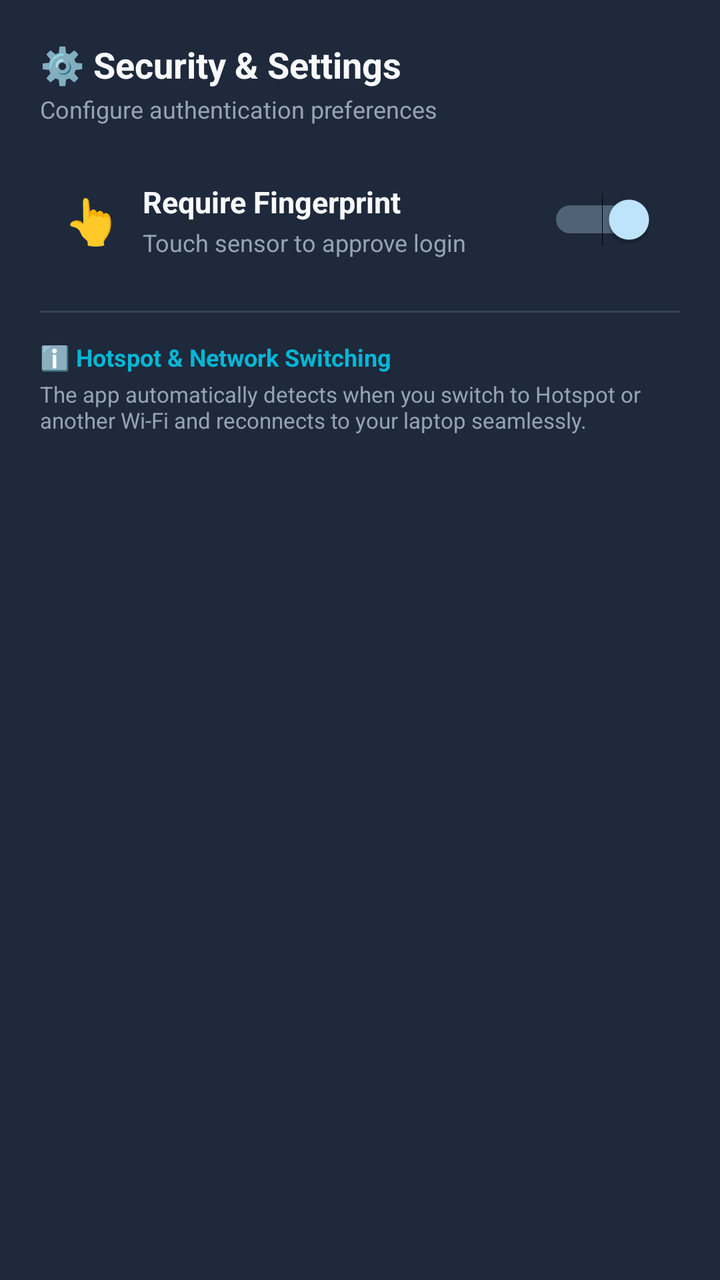
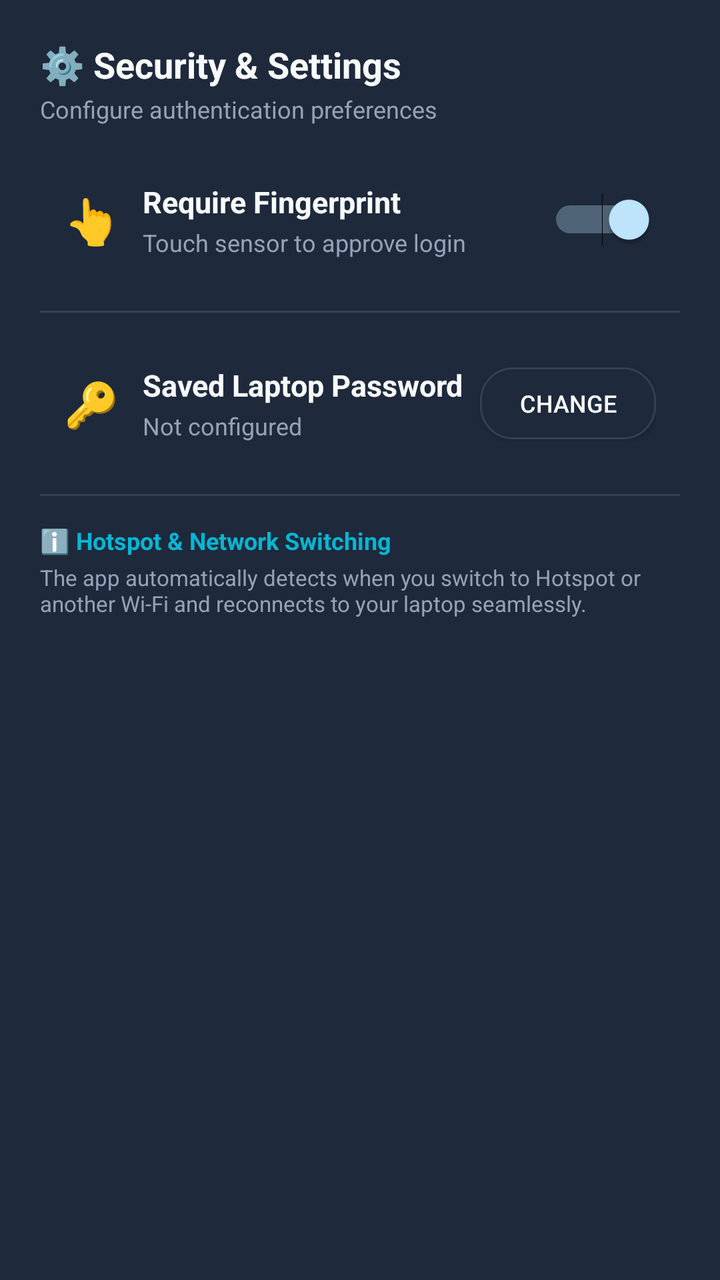

An Android layout rendered at two revisions. The XML below is the earlier revision; the diff shows what the commit changed to produce the second picture.
<!-- AndroidManifest.xml: application theme AppTheme -->
<!-- res/layout/dialog_settings.xml -->
<?xml version="1.0" encoding="utf-8"?>
<LinearLayout xmlns:android="http://schemas.android.com/apk/res/android"
    android:layout_width="match_parent"
    android:layout_height="wrap_content"
    android:orientation="vertical"
    android:background="@color/card_bg"
    android:padding="20dp">

    <TextView
        android:layout_width="wrap_content"
        android:layout_height="wrap_content"
        android:text="⚙️ Security &amp; Settings"
        android:textSize="18sp"
        android:textStyle="bold"
        android:textColor="@color/text_white" />

    <TextView
        android:layout_width="wrap_content"
        android:layout_height="wrap_content"
        android:text="Configure authentication preferences"
        android:textSize="12sp"
        android:textColor="@color/text_muted"
        android:layout_marginTop="2dp"
        android:layout_marginBottom="16dp" />

    
    <LinearLayout
        android:layout_width="match_parent"
        android:layout_height="wrap_content"
        android:orientation="horizontal"
        android:gravity="center_vertical"
        android:padding="12dp">

        <TextView
            android:layout_width="wrap_content"
            android:layout_height="wrap_content"
            android:text="👆"
            android:textSize="22sp"
            android:layout_marginEnd="12dp" />

        <LinearLayout
            android:layout_width="0dp"
            android:layout_height="wrap_content"
            android:layout_weight="1"
            android:orientation="vertical">

            <TextView
                android:layout_width="wrap_content"
                android:layout_height="wrap_content"
                android:text="Require Fingerprint"
                android:textSize="15sp"
                android:textStyle="bold"
                android:textColor="@color/text_white" />

            <TextView
                android:id="@+id/tv_dialog_biometric_desc"
                android:layout_width="wrap_content"
                android:layout_height="wrap_content"
                android:text="Touch sensor to approve login"
                android:textSize="12sp"
                android:textColor="@color/text_muted"
                android:layout_marginTop="2dp" />
        </LinearLayout>

        <Switch
            android:id="@+id/switch_dialog_biometric"
            android:layout_width="wrap_content"
            android:layout_height="wrap_content"
            android:checked="true" />
    </LinearLayout>

    <View
        android:layout_width="match_parent"
        android:layout_height="1dp"
        android:background="@color/card_border"
        android:layout_marginTop="14dp"
        android:layout_marginBottom="14dp" />

    
    <TextView
        android:layout_width="wrap_content"
        android:layout_height="wrap_content"
        android:text="ℹ️ Hotspot &amp; Network Switching"
        android:textSize="12sp"
        android:textStyle="bold"
        android:textColor="@color/accent_cyan" />

    <TextView
        android:layout_width="wrap_content"
        android:layout_height="wrap_content"
        android:text="The app automatically detects when you switch to Hotspot or another Wi-Fi and reconnects to your laptop seamlessly."
        android:textSize="11sp"
        android:textColor="@color/text_muted"
        android:layout_marginTop="3dp" />

</LinearLayout>
<!-- resources referenced by this layout -->
<resources>
  <color name="accent_cyan">#06b6d4</color>
  <color name="card_bg">#1e293b</color>
  <color name="card_border">#334155</color>
  <color name="text_muted">#94a3b8</color>
  <color name="text_white">#f8fafc</color>
  <style name="AppTheme" parent="@android:style/Theme.DeviceDefault.NoActionBar">
          <item name="android:windowBackground">@color/bg_dark</item>
          <item name="android:statusBarColor">@color/bg_dark</item>
          <item name="android:navigationBarColor">@color/bg_dark</item>
      </style>
  <color name="bg_dark">#0b1329</color>
</resources>

<!-- the commit's change to res/layout/dialog_settings.xml (unified diff, before → after) -->
@@ -77,6 +77,64 @@
         android:layout_marginBottom="14dp" />
 
     
+    <LinearLayout
+        android:layout_width="match_parent"
+        android:layout_height="wrap_content"
+        android:orientation="horizontal"
+        android:gravity="center_vertical"
+        android:padding="12dp">
+
+        <TextView
+            android:layout_width="wrap_content"
+            android:layout_height="wrap_content"
+            android:text="🔑"
+            android:textSize="22sp"
+            android:layout_marginEnd="12dp" />
+
+        <LinearLayout
+            android:layout_width="0dp"
+            android:layout_height="wrap_content"
+            android:layout_weight="1"
+            android:orientation="vertical">
+
+            <TextView
+                android:layout_width="wrap_content"
+                android:layout_height="wrap_content"
+                android:text="Saved Laptop Password"
+                android:textSize="15sp"
+                android:textStyle="bold"
+                android:textColor="@color/text_white" />
+
+            <TextView
+                android:id="@+id/tv_dialog_password_desc"
+                android:layout_width="wrap_content"
+                android:layout_height="wrap_content"
+                android:text="Not configured"
+                android:textSize="12sp"
+                android:textColor="@color/text_muted"
+                android:layout_marginTop="2dp" />
+        </LinearLayout>
+
+        <Button
+            android:id="@+id/btn_dialog_change_password"
+            android:layout_width="wrap_content"
+            android:layout_height="36dp"
+            android:text="Change"
+            android:textSize="12sp"
+            android:textColor="@color/text_white"
+            android:background="@drawable/card_bg"
+            android:paddingStart="12dp"
+            android:paddingEnd="12dp" />
+    </LinearLayout>
+
+    <View
+        android:layout_width="match_parent"
+        android:layout_height="1dp"
+        android:background="@color/card_border"
+        android:layout_marginTop="14dp"
+        android:layout_marginBottom="14dp" />
+
+    
     <TextView
         android:layout_width="wrap_content"
         android:layout_height="wrap_content"
<!-- resource entries referenced after the edit -->
@@ -5,6 +5,14 @@
   <color name="card_border">#334155</color>
   <color name="text_muted">#94a3b8</color>
   <color name="text_white">#f8fafc</color>
+  <!-- drawable card_bg (drawable) -->
+  <?xml version="1.0" encoding="utf-8"?>
+  <shape xmlns:android="http://schemas.android.com/apk/res/android"
+      android:shape="rectangle">
+      <solid android:color="@color/card_bg" />
+      <corners android:radius="16dp" />
+      <stroke android:width="1dp" android:color="@color/card_border" />
+  </shape>
   <style name="AppTheme" parent="@android:style/Theme.DeviceDefault.NoActionBar">
           <item name="android:windowBackground">@color/bg_dark</item>
           <item name="android:statusBarColor">@color/bg_dark</item>
